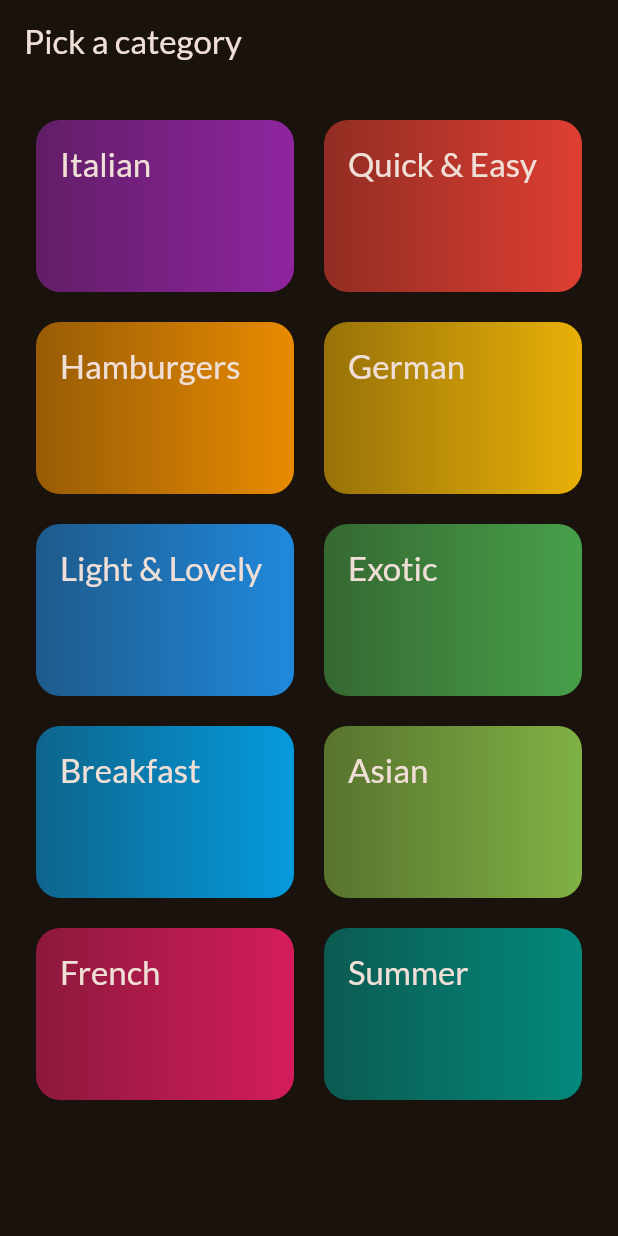
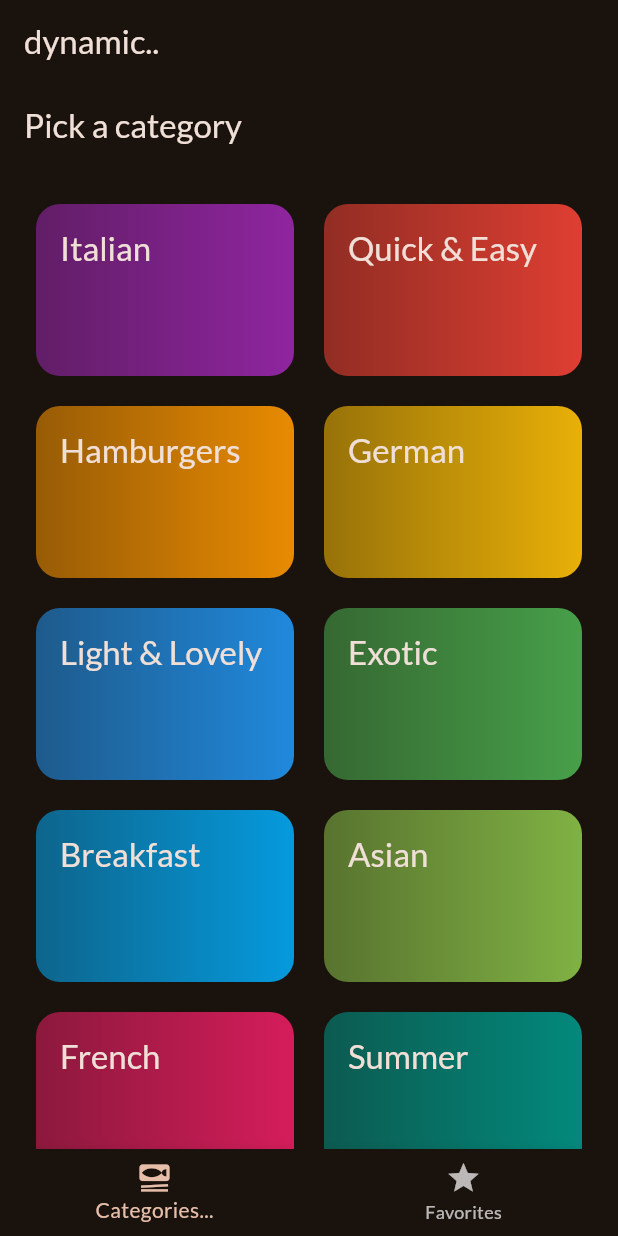
Before and after one commit to SheeloveDol/flutter_meals, a Flutter app: the screen it shows after launch, on a phone screen of 412 x 824 dp. Run offline on Flutter 3.47's test engine with Material 3 defaults, Android fonts, the phone set to English and light mode, and no system bars; our stand-ins replace google_fonts, transparent_image.

Commit message:
Created tabs screen and functions to switch between tabs

```diff
--- a/lib/main.dart
+++ b/lib/main.dart
@@ -1,9 +1,7 @@
 import 'package:flutter/material.dart';
 
 import 'package:google_fonts/google_fonts.dart';
-
-import 'package:meals/screens/categories.dart';
-
+import 'package:meals/screens/tabs.dart';
 
 // Defining the theme for the app in terms of colors and typography
 final theme = ThemeData(
@@ -26,7 +24,7 @@ class App extends StatelessWidget {
   Widget build(BuildContext context) {
     return MaterialApp(
       theme: theme,
-      home: const CategoriesScreen(),
+      home: const TabScreen(),
     );
   }
 }
--- /dev/null
+++ b/lib/screens/tabs.dart
@@ -0,0 +1,51 @@
+import 'package:flutter/material.dart';
+import 'package:meals/screens/categories.dart';
+import 'package:meals/screens/meals.dart';
+
+class TabScreen extends StatefulWidget {
+  const TabScreen({super.key});
+
+  @override
+  State<TabScreen> createState() => _TabScreenState();
+}
+
+class _TabScreenState extends State<TabScreen> {
+  // To dynamically set the page index
+  int _selectedPageIndex = 0;
+
+  void _selectPage(int index) {
+    setState(() {
+      _selectedPageIndex = index;
+    });
+  }
+
+  @override
+  Widget build(BuildContext context) {
+    // To dynamically set the displayed page we must do this inside of the build method
+    // This is because the build method is called whenever the state changes
+    Widget activePage = const CategoriesScreen();
+
+    if (_selectedPageIndex == 1) {
+      activePage = const MealsScreen(title: 'Your Favorites', meals: []);
+    }
+    return Scaffold(
+      appBar: AppBar(
+        title: const Text('dynamic..'),
+      ),
+      body: activePage,
+      bottomNavigationBar: BottomNavigationBar(
+        onTap: _selectPage,
+        items: const [
+          BottomNavigationBarItem(
+            icon: Icon(Icons.set_meal),
+            label: 'Categories...',
+          ),
+          BottomNavigationBarItem(
+            icon: Icon(Icons.star),
+            label: 'Favorites',
+          ),
+        ],
+      ),
+    );
+  }
+}
```
